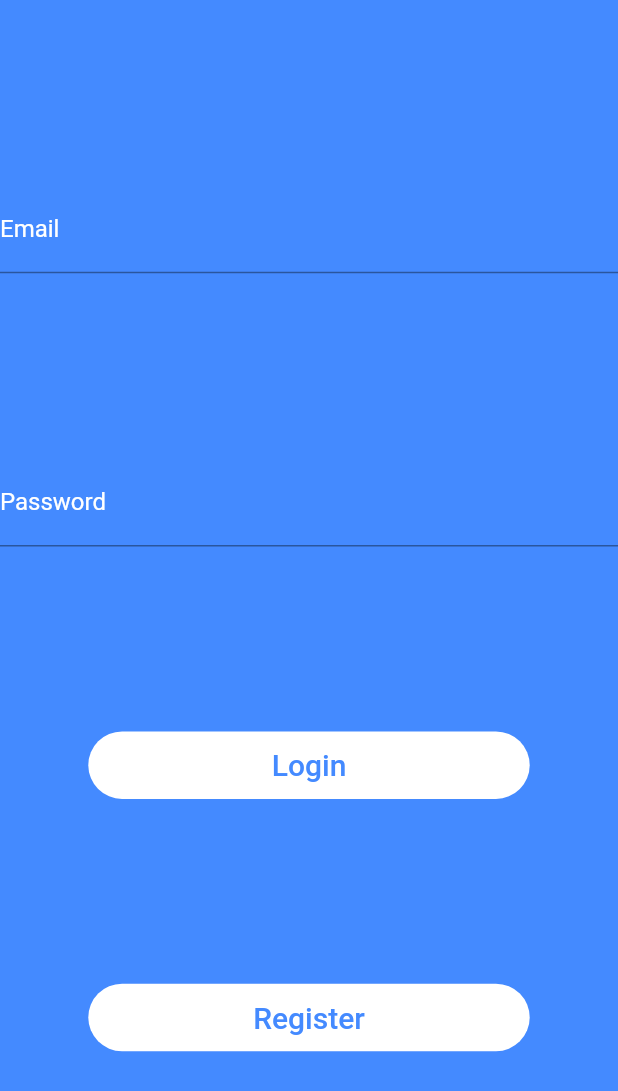
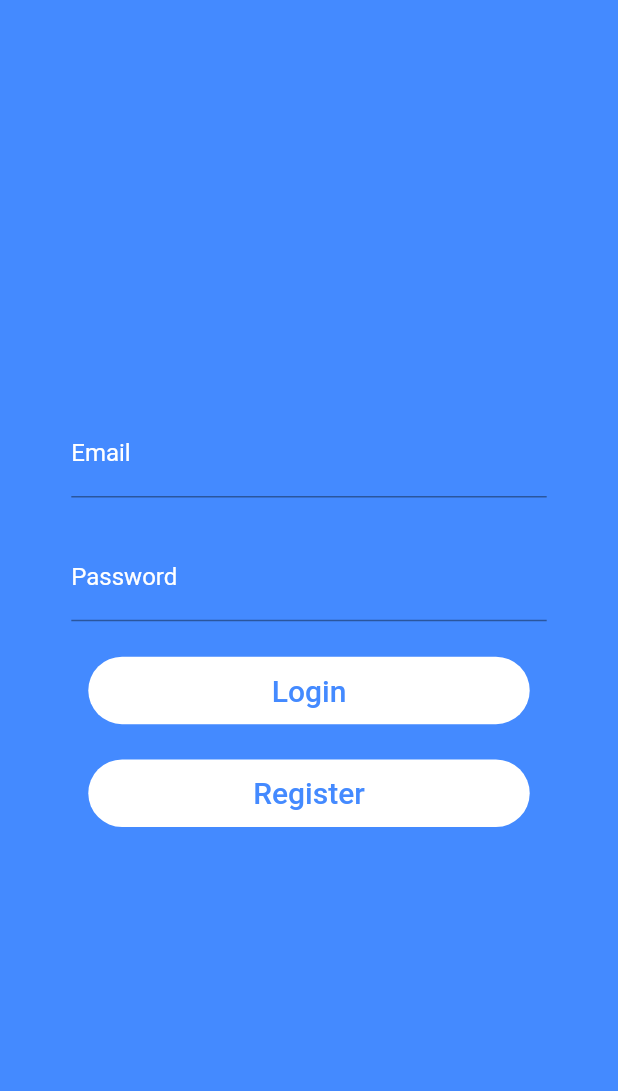
Before and after one commit to t3DDy-choco/flutterfire-cryptowallet, a Flutter app: the screen it shows after launch, after a tap on "Register", on a phone screen of 412 x 824 dp. Shown: the top 1091 px of the screen. Run offline on Flutter 3.47's test engine with Material 2 defaults, Android fonts, the phone set to English and light mode, and no system bars; our stand-ins replace cloud_firestore, firebase_auth, firebase_core; accounts and stored records are empty; network calls fail.

Commit message:
Update authentication.dart
Refactored the AuthenticationView for DRY principles and some UI formatting.

```diff
--- a/lib/ui/authentication.dart
+++ b/lib/ui/authentication.dart
@@ -13,6 +13,70 @@ class _AuthenticationState extends State<Authentication> {
   TextEditingController _emailField = TextEditingController();
   TextEditingController _passwordField = TextEditingController();
 
+  // Creates a login Text Form Field
+  Container _loginFormFieldGenerator(TextEditingController controller,
+      String label, String hint, bool hideText) {
+    return Container(
+      width: MediaQuery.of(context).size.width / 1.3,
+      child: TextFormField(
+        style: TextStyle(
+          color: Colors.white,
+        ),
+        controller: controller,
+        obscureText: hideText,
+        decoration: InputDecoration(
+          labelText: label,
+          labelStyle: TextStyle(
+            color: Colors.white,
+          ),
+          hintText: hint,
+          hintStyle: TextStyle(
+            color: Colors.white,
+          ),
+        ),
+      ),
+    );
+  }
+
+  // Created a Button (login or register)
+  Container _generateButton(
+      String name, Future<bool> Function(String, String) press) {
+    return Container(
+      width: MediaQuery.of(context).size.width / 1.4,
+      height: 45.0,
+      decoration: BoxDecoration(
+        borderRadius: BorderRadius.circular(25.0),
+        color: Colors.white,
+      ),
+      child: MaterialButton(
+        onPressed: () async {
+          bool shouldNavigate =
+              await press(_emailField.text, _passwordField.text);
+          if (shouldNavigate) {
+            Navigator.push(
+              context,
+              MaterialPageRoute(
+                builder: (context) => HomeView(),
+              ),
+            );
+          }
+        },
+        child: Text(
+          name,
+          style: TextStyle(
+            color: Colors.blueAccent,
+            fontSize: 20.0,
+          ),
+        ),
+      ),
+    );
+  }
+
+  // Created padding element
+  SizedBox _padding() => SizedBox(
+        height: MediaQuery.of(context).size.height / 35,
+      );
+
   @override
   Widget build(BuildContext context) {
     return Scaffold(
@@ -23,92 +87,22 @@ class _AuthenticationState extends State<Authentication> {
           color: Colors.blueAccent,
         ),
         child: Column(
-          mainAxisAlignment: MainAxisAlignment.spaceEvenly,
+          mainAxisAlignment: MainAxisAlignment.center,
           children: [
-            TextFormField(
-              controller: _emailField,
-              decoration: InputDecoration(
-                labelText: "Email",
-                labelStyle: TextStyle(
-                  color: Colors.white,
-                ),
-                hintText: "johndoe@flutterfire.com",
-                hintStyle: TextStyle(
-                  color: Colors.white,
-                ),
-              ),
+            _loginFormFieldGenerator(
+                _emailField, "Email", "johndoe@flutterfire.com", false),
+            _padding(),
+            _loginFormFieldGenerator(
+                _passwordField, "Password", "p@ssw0rd", true),
+            _padding(),
+            _generateButton(
+              "Login",
+              signIn,
             ),
-            TextFormField(
-              controller: _passwordField,
-              obscureText: true,
-              decoration: InputDecoration(
-                labelText: "Password",
-                labelStyle: TextStyle(
-                  color: Colors.white,
-                ),
-                hintText: "p@ssw0rd",
-                hintStyle: TextStyle(
-                  color: Colors.white,
-                ),
-              ),
-            ),
-            Container(
-              width: MediaQuery.of(context).size.width / 1.4,
-              height: 45.0,
-              decoration: BoxDecoration(
-                borderRadius: BorderRadius.circular(25.0),
-                color: Colors.white,
-              ),
-              child: MaterialButton(
-                onPressed: () async {
-                  bool shouldNavigate =
-                      await signIn(_emailField.text, _passwordField.text);
-                  if (shouldNavigate) {
-                    Navigator.push(
-                      context,
-                      MaterialPageRoute(
-                        builder: (context) => HomeView(),
-                      ),
-                    );
-                  }
-                },
-                child: Text(
-                  "Login",
-                  style: TextStyle(
-                    color: Colors.blueAccent,
-                    fontSize: 20.0,
-                  ),
-                ),
-              ),
-            ),
-            Container(
-              width: MediaQuery.of(context).size.width / 1.4,
-              height: 45.0,
-              decoration: BoxDecoration(
-                borderRadius: BorderRadius.circular(25.0),
-                color: Colors.white,
-              ),
-              child: MaterialButton(
-                onPressed: () async {
-                  bool shouldNavigate =
-                      await register(_emailField.text, _passwordField.text);
-                  if (shouldNavigate) {
-                    Navigator.push(
-                      context,
-                      MaterialPageRoute(
-                        builder: (context) => HomeView(),
-                      ),
-                    );
-                  }
-                },
-                child: Text(
-                  "Register",
-                  style: TextStyle(
-                    color: Colors.blueAccent,
-                    fontSize: 20.0,
-                  ),
-                ),
-              ),
+            _padding(),
+            _generateButton(
+              "Register",
+              register,
             ),
           ],
         ),
```
